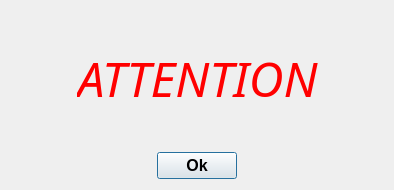
Before: the Qt Designer form src/plugins/attention/attentiondialog.ui in eyecu-im/eyecu-qt, drawn with Qt 5.
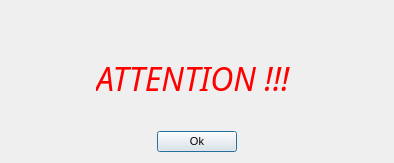
After: the same form once the commit is applied.

What changed in the file:
```diff
--- a/src/plugins/attention/attentiondialog.ui
+++ b/src/plugins/attention/attentiondialog.ui
@@ -7,7 +7,7 @@
     <x>0</x>
     <y>0</y>
     <width>394</width>
-    <height>190</height>
+    <height>163</height>
    </rect>
   </property>
   <property name="sizePolicy">
@@ -27,33 +27,7 @@
      <property name="sizeConstraint">
       <enum>QLayout::SetMinimumSize</enum>
      </property>
-     <item row="0" column="3">
-      <spacer name="horizontalSpacer">
-       <property name="orientation">
-        <enum>Qt::Horizontal</enum>
-       </property>
-       <property name="sizeHint" stdset="0">
-        <size>
-         <width>40</width>
-         <height>20</height>
-        </size>
-       </property>
-      </spacer>
-     </item>
-     <item row="0" column="0">
-      <widget class="QLabel" name="lblBell1">
-       <property name="sizePolicy">
-        <sizepolicy hsizetype="Minimum" vsizetype="Minimum">
-         <horstretch>0</horstretch>
-         <verstretch>0</verstretch>
-        </sizepolicy>
-       </property>
-       <property name="text">
-        <string notr="true"/>
-       </property>
-      </widget>
-     </item>
-     <item row="0" column="2">
+     <item row="0" column="1">
       <widget class="QLabel" name="lblAvatar">
        <property name="text">
         <string/>
@@ -63,7 +37,7 @@
        </property>
       </widget>
      </item>
-     <item row="0" column="1">
+     <item row="0" column="0">
       <spacer name="horizontalSpacer_4">
        <property name="orientation">
         <enum>Qt::Horizontal</enum>
@@ -76,24 +50,74 @@
        </property>
       </spacer>
      </item>
-     <item row="0" column="4">
-      <widget class="QLabel" name="lblBell2">
-       <property name="sizePolicy">
-        <sizepolicy hsizetype="Minimum" vsizetype="Minimum">
-         <horstretch>0</horstretch>
-         <verstretch>0</verstretch>
-        </sizepolicy>
+     <item row="0" column="2">
+      <spacer name="horizontalSpacer">
+       <property name="orientation">
+        <enum>Qt::Horizontal</enum>
        </property>
-       <property name="text">
-        <string notr="true"/>
+       <property name="sizeHint" stdset="0">
+        <size>
+         <width>40</width>
+         <height>20</height>
+        </size>
        </property>
-      </widget>
+      </spacer>
      </item>
     </layout>
    </item>
    <item>
     <layout class="QGridLayout" name="gridLayout">
+     <item row="1" column="0" colspan="3">
+      <widget class="QLabel" name="lblText">
+       <property name="sizePolicy">
+        <sizepolicy hsizetype="Preferred" vsizetype="Preferred">
+         <horstretch>0</horstretch>
+         <verstretch>0</verstretch>
+        </sizepolicy>
+       </property>
+       <property name="font">
+        <font>
+         <pointsize>12</pointsize>
+        </font>
+       </property>
+       <property name="text">
+        <string/>
+       </property>
+       <property name="alignment">
+        <set>Qt::AlignCenter</set>
+       </property>
+       <property name="wordWrap">
+        <bool>true</bool>
+       </property>
+      </widget>
+     </item>
+     <item row="0" column="0">
+      <spacer name="horizontalSpacer_5">
+       <property name="orientation">
+        <enum>Qt::Horizontal</enum>
+       </property>
+       <property name="sizeHint" stdset="0">
+        <size>
+         <width>8</width>
+         <height>0</height>
+        </size>
+       </property>
+      </spacer>
+     </item>
      <item row="0" column="2">
+      <spacer name="horizontalSpacer_6">
+       <property name="orientation">
+        <enum>Qt::Horizontal</enum>
+       </property>
+       <property name="sizeHint" stdset="0">
+        <size>
+         <width>8</width>
+         <height>0</height>
+        </size>
+       </property>
+      </spacer>
+     </item>
+     <item row="0" column="1">
       <widget class="QLabel" name="lblAttention">
        <property name="palette">
         <palette>
@@ -162,12 +186,15 @@
        <property name="font">
         <font>
          <family>Arial Black</family>
-         <pointsize>36</pointsize>
+         <pointsize>24</pointsize>
          <italic>true</italic>
         </font>
        </property>
        <property name="text">
-        <string>ATTENTION</string>
+        <string>ATTENTION !!! </string>
+       </property>
+       <property name="textFormat">
+        <enum>Qt::AutoText</enum>
        </property>
        <property name="scaledContents">
         <bool>false</bool>
@@ -177,99 +204,10 @@
        </property>
       </widget>
      </item>
-     <item row="0" column="3">
-      <spacer name="horizontalSpacer_6">
-       <property name="orientation">
-        <enum>Qt::Horizontal</enum>
-       </property>
-       <property name="sizeHint" stdset="0">
-        <size>
-         <width>8</width>
-         <height>0</height>
-        </size>
-       </property>
-      </spacer>
-     </item>
-     <item row="0" column="0" rowspan="2">
-      <widget class="QLabel" name="lblExclamation1">
-       <property name="sizePolicy">
-        <sizepolicy hsizetype="Minimum" vsizetype="Minimum">
-         <horstretch>0</horstretch>
-         <verstretch>0</verstretch>
-        </sizepolicy>
-       </property>
-       <property name="text">
-        <string notr="true"/>
-       </property>
-      </widget>
-     </item>
-     <item row="0" column="1">
-      <spacer name="horizontalSpacer_5">
-       <property name="orientation">
-        <enum>Qt::Horizontal</enum>
-       </property>
-       <property name="sizeHint" stdset="0">
-        <size>
-         <width>8</width>
-         <height>0</height>
-        </size>
-       </property>
-      </spacer>
-     </item>
-     <item row="0" column="4" rowspan="2">
-      <widget class="QLabel" name="lblExclamation2">
-       <property name="sizePolicy">
-        <sizepolicy hsizetype="Minimum" vsizetype="Minimum">
-         <horstretch>0</horstretch>
-         <verstretch>0</verstretch>
-        </sizepolicy>
-       </property>
-       <property name="text">
-        <string/>
-       </property>
-      </widget>
-     </item>
-     <item row="1" column="1" colspan="3">
-      <widget class="QLabel" name="lblText">
-       <property name="sizePolicy">
-        <sizepolicy hsizetype="Preferred" vsizetype="Preferred">
-         <horstretch>0</horstretch>
-         <verstretch>0</verstretch>
-        </sizepolicy>
-       </property>
-       <property name="font">
-        <font>
-         <pointsize>18</pointsize>
-        </font>
-       </property>
-       <property name="text">
-        <string/>
-       </property>
-       <property name="alignment">
-        <set>Qt::AlignCenter</set>
-       </property>
-       <property name="wordWrap">
-        <bool>true</bool>
-       </property>
-      </widget>
-     </item>
     </layout>
    </item>
    <item>
     <layout class="QHBoxLayout" name="horizontalLayout_2">
-     <item>
-      <widget class="QLabel" name="lblBell3">
-       <property name="sizePolicy">
-        <sizepolicy hsizetype="Minimum" vsizetype="Minimum">
-         <horstretch>0</horstretch>
-         <verstretch>0</verstretch>
-        </sizepolicy>
-       </property>
-       <property name="text">
-        <string notr="true"/>
-       </property>
-      </widget>
-     </item>
      <item>
       <spacer name="horizontalSpacer_2">
        <property name="orientation">
@@ -287,8 +225,9 @@
       <widget class="QPushButton" name="pushButton">
        <property name="font">
         <font>
-         <weight>75</weight>
-         <bold>true</bold>
+         <pointsize>8</pointsize>
+         <weight>50</weight>
+         <bold>false</bold>
         </font>
        </property>
        <property name="text">
@@ -309,19 +248,6 @@
        </property>
       </spacer>
      </item>
-     <item>
-      <widget class="QLabel" name="lblBell4">
-       <property name="sizePolicy">
-        <sizepolicy hsizetype="Minimum" vsizetype="Minimum">
-         <horstretch>0</horstretch>
-         <verstretch>0</verstretch>
-        </sizepolicy>
-       </property>
-       <property name="text">
-        <string notr="true"/>
-       </property>
-      </widget>
-     </item>
     </layout>
    </item>
   </layout>
```
